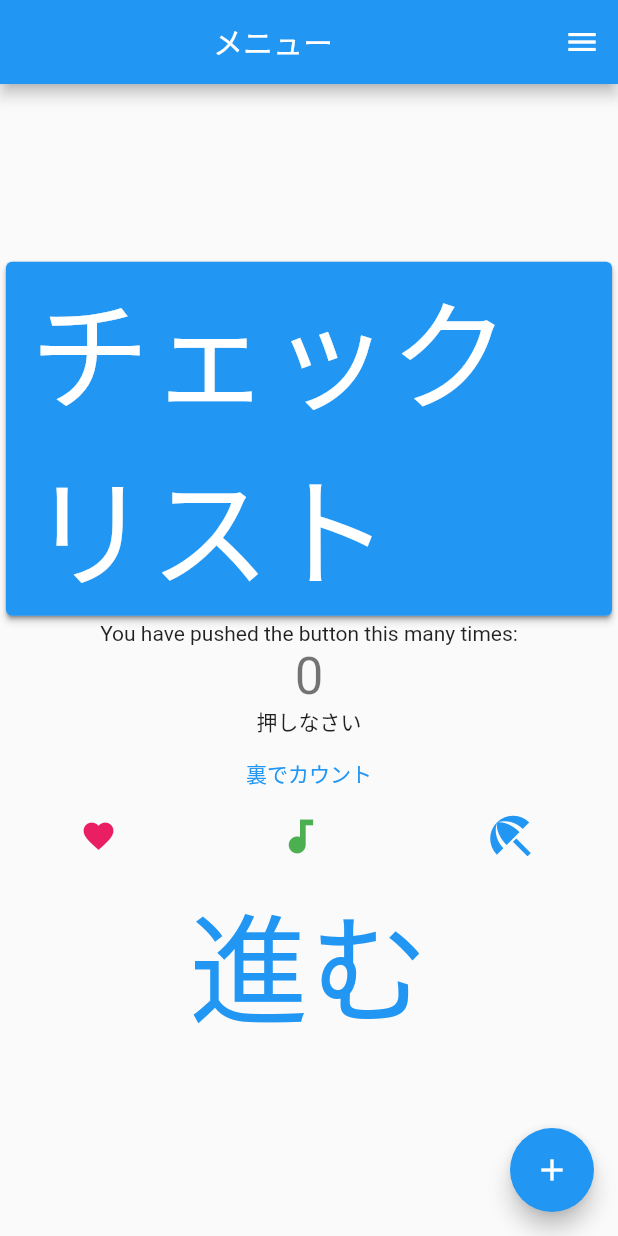
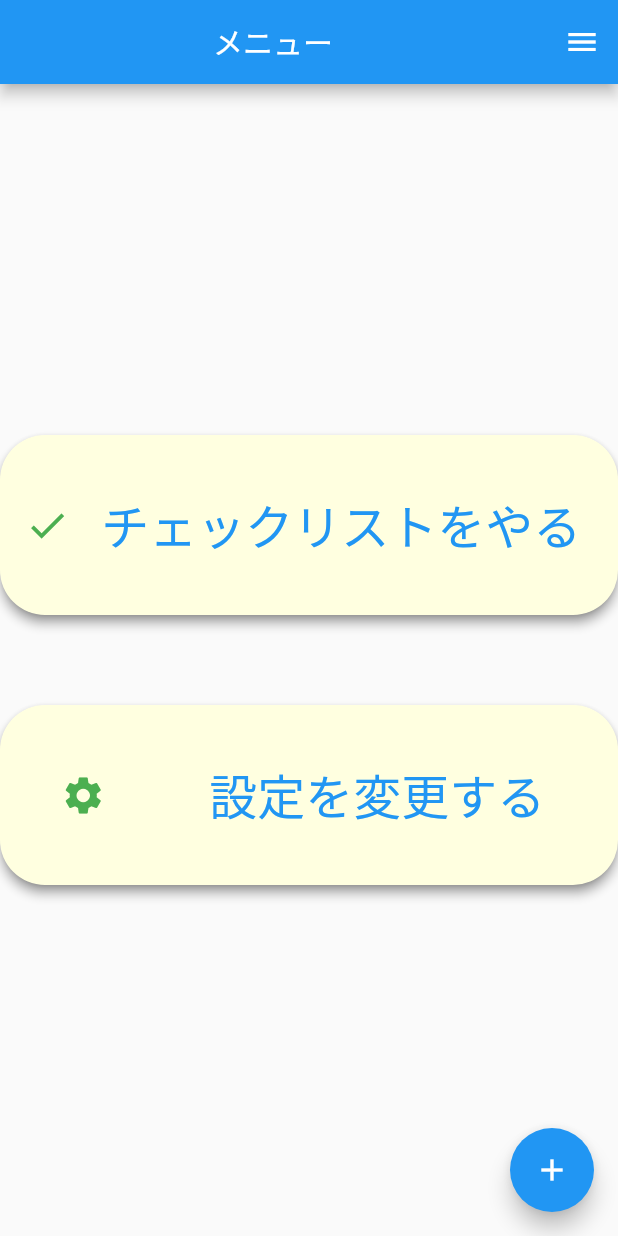
Before and after one commit to tsunagutn/checklist, a Flutter app: the screen it shows after launch, on a phone screen of 412 x 824 dp. Run offline on Flutter 3.47's test engine with Material 2 defaults, Android fonts, the light colour scheme and no system bars; missing offline and left inert: dart:html.

Commit message:
メニュー画面 card試作

```diff
--- a/lib/main.dart
+++ b/lib/main.dart
@@ -1,4 +1,7 @@
 //flutter run -d chrome でchrome動作
+
+import 'dart:html';
+import 'dart:ui';
 
 import 'package:flutter/material.dart';
 import 'package:checklist/TestPage1.dart';
@@ -12,7 +15,7 @@ class MyApp extends StatelessWidget {
   @override
   Widget build(BuildContext context) {
     return MaterialApp(
-      title: 'チェックリストあ',
+      title: 'チェックリスト',
       theme: ThemeData(
         //これはアプリケーションのテーマです。
         //
@@ -105,54 +108,138 @@ class _MyHomePageState extends State<MyHomePage> {
           //これは、列が垂直であるためです（交差軸は水平になります）。
           mainAxisAlignment: MainAxisAlignment.center,
           children: <Widget>[
+            // Card(
+            //     child: Container(
+            //   padding: const EdgeInsets.all(1),
+            //   child: Text(
+            //     'test',
+            //     style: TextStyle(fontSize: 16),
+            //   ),
+            // )),
+
+            // Align(
+            //   //2
+            //   alignment: Alignment.topRight,
+            //   child: Icon(
+            //     Icons.brightness_1,
+            //     color: Colors.red,
+            //   ),
+            // )
+
             Card(
-              child: ElevatedButton(
-                onPressed: _incrementBackCounter,
-                child: Text("チェックリスト", style: TextStyle(fontSize: 80)),
+                margin: const EdgeInsets.only(top: 30, bottom: 30),
+                color: Color(0xffffffe0),
+                elevation: 3,
+                shadowColor: Color(0xff555555),
+                shape: RoundedRectangleBorder(
+                  borderRadius: BorderRadius.circular(30),
                 ),
-            ),
-            Text(
-              'You have pushed the button this many times:',
-            ),
-            Text(
-              '$_counter',
-              style: Theme.of(context).textTheme.headline4,
-            ),
-            Text(
-              '押しなさい',
+                child: Container(
+                    margin: const EdgeInsets.all(10.0),
+                    width: 400,
+                    height: 100,
+                    child: Row(
+                        mainAxisAlignment: MainAxisAlignment.spaceAround,
+                        children: [
+                          Icon(
+                            Icons.check,
+                            color: Colors.green,
+                            size: 30.0,
                           ),
                           TextButton(
                             onPressed: _incrementBackCounter,
-              child: Text("裏でカウント"),
+                            child: FittedBox(
+                              fit: BoxFit.fitWidth,
+                              child: Text(
+                                "チェックリストをやる",
+                                style: TextStyle(fontSize: 32),
                               ),
-            Row(
+                            ),
+                          ),
+                        ]))),
+
+            Card(
+                margin: const EdgeInsets.only(top: 30, bottom: 30),
+                color: Color(0xffffffe0),
+                elevation: 3,
+                shadowColor: Color(0xff555555),
+                shape: RoundedRectangleBorder(
+                  borderRadius: BorderRadius.circular(30),
+                ),
+                child: Container(
+                    margin: const EdgeInsets.all(10.0),
+                    width: 400,
+                    height: 100,
+                    child: Row(
                         mainAxisAlignment: MainAxisAlignment.spaceAround,
                         children: [
                           Icon(
-                  Icons.favorite,
-                  color: Colors.pink,
-                  size: 24.0,
-                ),
-                Icon(
-                  Icons.audiotrack,
+                            Icons.settings,
                             color: Colors.green,
                             size: 30.0,
                           ),
-                Icon(
-                  Icons.beach_access,
-                  color: Colors.blue,
-                  size: 36.0,
+                          TextButton(
+                            onPressed: _incrementBackCounter,
+                            child: FittedBox(
+                              fit: BoxFit.fitWidth,
+                              child: Text(
+                                "設定を変更する",
+                                style: TextStyle(fontSize: 32),
                               ),
-              ],
                             ),
-            TextButton(
-                onPressed: () => {
-                      Navigator.of(context)
-                          .push(MaterialPageRoute(builder: (context) {
-                        return TestPage1();
-                      }))
-                    },
-                child: Text("進む", style: TextStyle(fontSize: 80)))
+                          ),
+                        ]))),
+
+            // Container(
+            //     child: row(
+            //         mainAxisAlignment: MainAxisAlignment.spaceAround,
+            //         children: []))
+
+            //Text("チェックリスト", style: TextStyle(fontSize: 80)),
+            //),
+            //),
+            // Text(
+            //   'You have pushed the button this many times:',
+            // ),
+            // Text(
+            //   '$_counter',
+            //   style: Theme.of(context).textTheme.headline4,
+            // ),
+            // Text(
+            //   '押しなさい',
+            // ),
+            // TextButton(
+            //   onPressed: _incrementBackCounter,
+            //   child: Text("裏でカウント"),
+            // ),
+            // Row(
+            //   mainAxisAlignment: MainAxisAlignment.spaceAround,
+            //   children: [
+            //     Icon(
+            //       Icons.favorite,
+            //       color: Colors.pink,
+            //       size: 24.0,
+            //     ),
+            //     Icon(
+            //       Icons.audiotrack,
+            //       color: Colors.green,
+            //       size: 30.0,
+            //     ),
+            //     Icon(
+            //       Icons.beach_access,
+            //       color: Colors.blue,
+            //       size: 36.0,
+            //     ),
+            //   ],
+            // ),
+            // TextButton(
+            //     onPressed: () => {
+            //           Navigator.of(context)
+            //               .push(MaterialPageRoute(builder: (context) {
+            //             return TestPage1();
+            //           }))
+            //         },
+            //     child: Text("進む", style: TextStyle(fontSize: 80)))
           ],
         ),
       ),
```
Lines whose indentation alone changed are shown as unchanged.
